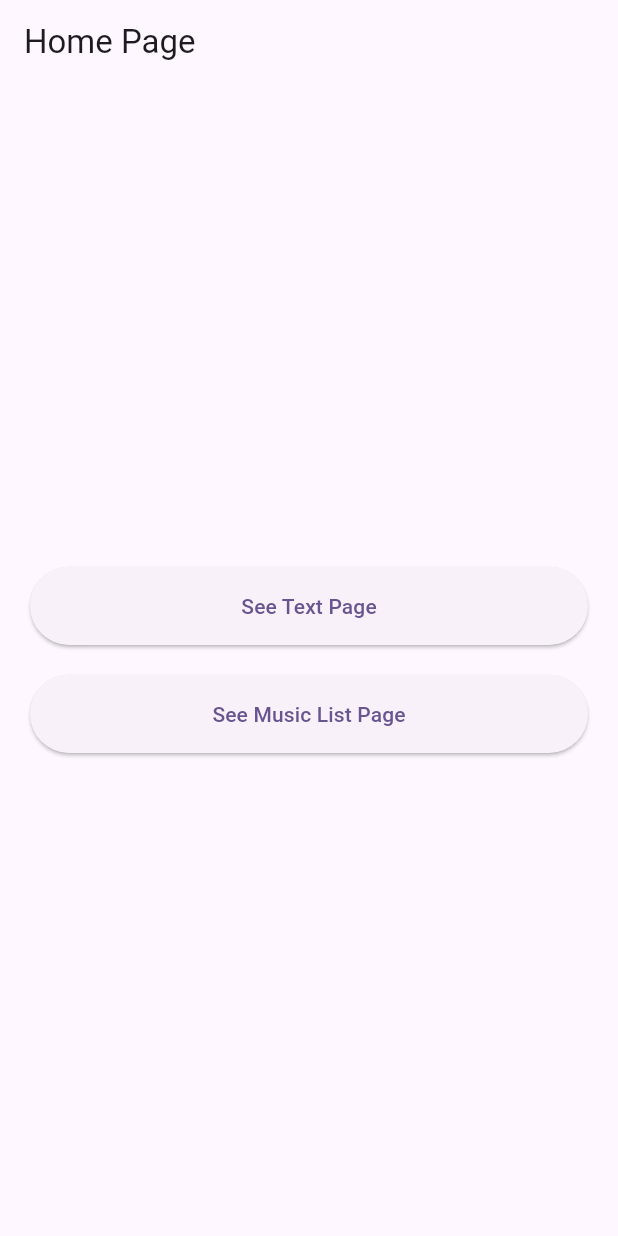
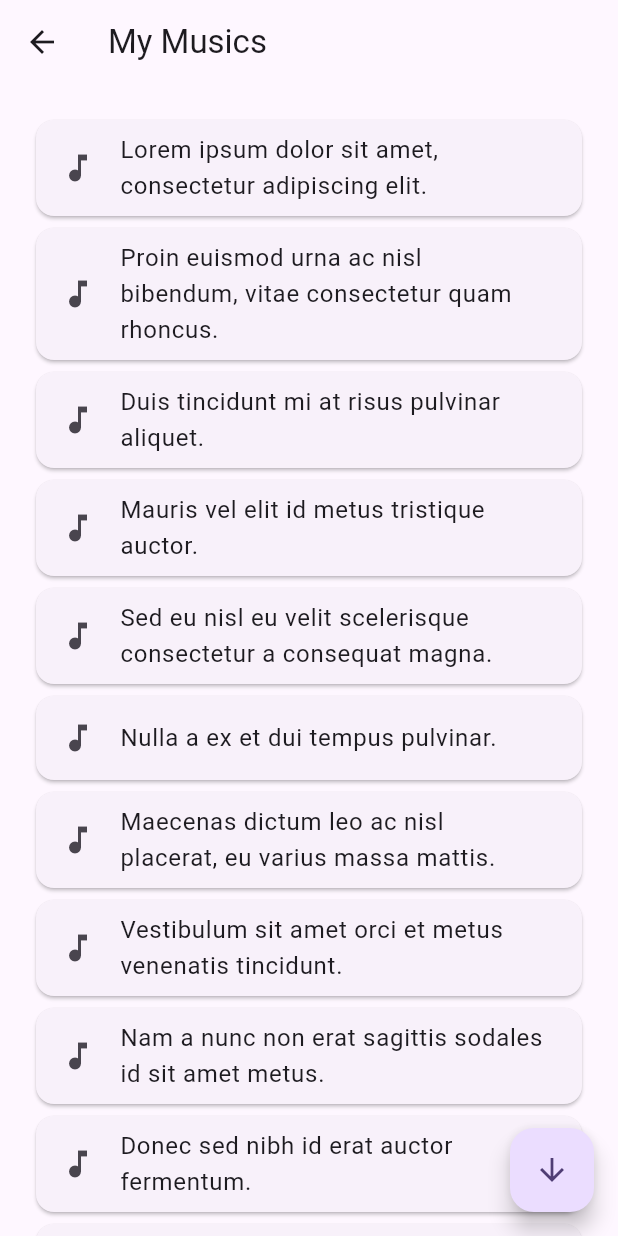
Before and after one commit to hakkinenT/flutter_scroll_controller, a Flutter app: the screen it shows after launch, after a tap on "See Music List Page", on a phone screen of 412 x 824 dp. Run offline on Flutter 3.47's test engine with Material 2 defaults, Android fonts, the light colour scheme and no system bars.

Commit message:
Music List Page

```diff
--- /dev/null
+++ b/lib/constants/constants.dart
@@ -0,0 +1,28 @@
+List<String> musics = [
+  'Lorem ipsum dolor sit amet, consectetur adipiscing elit.',
+  'Proin euismod urna ac nisl bibendum, vitae consectetur quam rhoncus.',
+  'Duis tincidunt mi at risus pulvinar aliquet.',
+  'Mauris vel elit id metus tristique auctor.',
+  'Sed eu nisl eu velit scelerisque consectetur a consequat magna.',
+  'Nulla a ex et dui tempus pulvinar.',
+  'Maecenas dictum leo ac nisl placerat, eu varius massa mattis.',
+  'Vestibulum sit amet orci et metus venenatis tincidunt.',
+  'Nam a nunc non erat sagittis sodales id sit amet metus.',
+  'Donec sed nibh id erat auctor fermentum.',
+  'Vestibulum suscipit augue ac tincidunt auctor.',
+  'Etiam ultrices orci id convallis dictum.',
+  'Mauris id risus a diam ornare convallis.',
+  'Vestibulum id odio suscipit, fermentum risus non, fermentum ex.',
+  'Vestibulum sit amet ex posuere, faucibus leo nec, accumsan diam.',
+];
+
+String text = 'Lorem ipsum dolor sit amet, consectetur adipiscing elit.'
+    'Mauris dictum, justo a consequat rhoncus, sem velit placerat '
+    'leo, vel porttitor orci quam nec nulla. Praesent mauris urna,'
+    'bibendum sit amet libero eu, ultrices dignissim nisi.'
+    'Nullam elit massa, tincidunt eu lacus id, luctus bibendum orci.'
+    'Ut vitae semper felis. Aenean vehicula, lectus vel pellentesque '
+    'ullamcorper, justo purus aliquet lectus, a tincidunt urna metus '
+    ' a orci. Pellentesque habitant morbi tristique senectus et netus '
+    'et malesuada fames ac turpis egestas. Pellentesque ornare '
+    'sodales nunc, quis varius magna malesuada a.';
--- a/lib/view/pages/home_page.dart
+++ b/lib/view/pages/home_page.dart
@@ -1,4 +1,5 @@
 import 'package:flutter/material.dart';
+import 'package:flutter_scroll_controller/view/pages/music_list_page.dart';
 import 'package:flutter_scroll_controller/view/widgets/custom_elevate_button.dart';
 
 class HomePage extends StatelessWidget {
@@ -24,7 +25,14 @@ class HomePage extends StatelessWidget {
             ),
             CustomElevatedButton(
               label: "See Music List Page",
-              onPressed: () {},
+              onPressed: () {
+                Navigator.push(
+                  context,
+                  MaterialPageRoute(
+                    builder: (_) => const MusicListPage(),
+                  ),
+                );
+              },
             ),
           ],
         ),
--- /dev/null
+++ b/lib/view/pages/music_list_page.dart
@@ -0,0 +1,82 @@
+import 'package:flutter/material.dart';
+
+import '../../constants/constants.dart';
+import '../widgets/move_down_button.dart';
+import '../widgets/move_up_button.dart';
+
+class MusicListPage extends StatefulWidget {
+  const MusicListPage({super.key});
+
+  @override
+  State<MusicListPage> createState() => _MusicListPageState();
+}
+
+class _MusicListPageState extends State<MusicListPage> {
+  late final ScrollController _scrollController;
+  bool up = false;
+
+  @override
+  void initState() {
+    super.initState();
+    _scrollController = ScrollController();
+    _scrollController.addListener(_scrollListener);
+  }
+
+  _scrollListener() {
+    bool isPageInit = _scrollController.offset <=
+            _scrollController.position.minScrollExtent &&
+        !_scrollController.position.outOfRange;
+
+    bool isPageEnd = _scrollController.offset >=
+            _scrollController.position.maxScrollExtent &&
+        !_scrollController.position.outOfRange;
+
+    if (isPageInit) {
+      setState(() {
+        up = false;
+      });
+    } else if (isPageEnd) {
+      setState(() {
+        up = true;
+      });
+    }
+  }
+
+  _moveUp() {
+    _scrollController.jumpTo(0.0);
+  }
+
+  _moveDown() {
+    final maxExtent = _scrollController.position.maxScrollExtent;
+    _scrollController.jumpTo(maxExtent);
+  }
+
+  @override
+  Widget build(BuildContext context) {
+    return Scaffold(
+      appBar: AppBar(
+        title: const Text('My Musics'),
+      ),
+      body: ListView.builder(
+        controller: _scrollController,
+        padding: const EdgeInsets.all(20),
+        itemCount: musics.length,
+        itemBuilder: (context, index) {
+          return Card(
+            child: ListTile(
+              leading: const Icon(Icons.music_note),
+              title: Text(musics[index]),
+            ),
+          );
+        },
+      ),
+      floatingActionButton: up
+          ? MoveUpButton(
+              onPressed: () => _moveUp(),
+            )
+          : MoveDownButton(
+              onPressed: () => _moveDown(),
+            ),
+    );
+  }
+}
--- /dev/null
+++ b/lib/view/widgets/move_down_button.dart
@@ -0,0 +1,15 @@
+import 'package:flutter/material.dart';
+
+class MoveDownButton extends StatelessWidget {
+  const MoveDownButton({super.key, required this.onPressed});
+
+  final VoidCallback onPressed;
+
+  @override
+  Widget build(BuildContext context) {
+    return FloatingActionButton(
+      onPressed: onPressed,
+      child: const Icon(Icons.arrow_downward),
+    );
+  }
+}
```
Also changed, not shown: lib/view/widgets/move_up_button.dart (added, +15 -0 lines).
